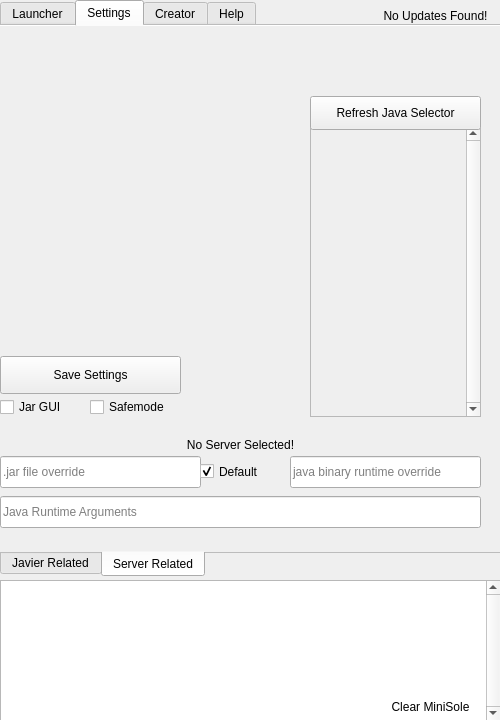
Neeko-iko/JavierLauncher, file Internals/Super Internals/JavierUI.ui: the form before one commit.
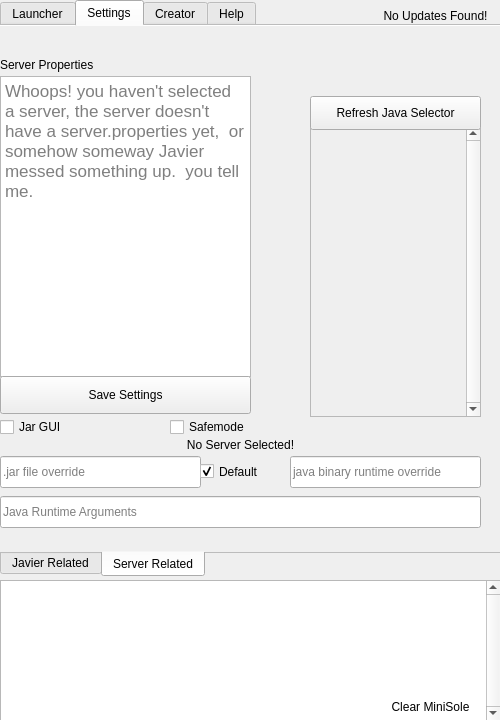
The form after the commit. The open tabs and pages were chosen to show the change.

Commit message: update server settings to have properties this is an old change that i forgot to push, whoopsies!

Diff of the .ui file:
```diff
--- a/Internals/Super Internals/JavierUI.ui
+++ b/Internals/Super Internals/JavierUI.ui
@@ -694,8 +694,8 @@
         <property name="geometry">
          <rect>
           <x>0</x>
-          <y>330</y>
-          <width>181</width>
+          <y>350</y>
+          <width>251</width>
           <height>38</height>
          </rect>
         </property>
@@ -707,7 +707,7 @@
         <property name="geometry">
          <rect>
           <x>0</x>
-          <y>370</y>
+          <y>390</y>
           <width>71</width>
           <height>22</height>
          </rect>
@@ -737,9 +737,9 @@
        <widget class="QCheckBox" name="safemodeCheck">
         <property name="geometry">
          <rect>
-          <x>90</x>
-          <y>370</y>
-          <width>88</width>
+          <x>170</x>
+          <y>390</y>
+          <width>81</width>
           <height>22</height>
          </rect>
         </property>
@@ -804,6 +804,77 @@
          <string>Refresh Java Selector</string>
         </property>
        </widget>
+       <widget class="QLabel" name="proplabel">
+        <property name="geometry">
+         <rect>
+          <x>0</x>
+          <y>30</y>
+          <width>101</width>
+          <height>18</height>
+         </rect>
+        </property>
+        <property name="text">
+         <string>Server Properties</string>
+        </property>
+       </widget>
+       <widget class="QTextBrowser" name="propBrowser">
+        <property name="geometry">
+         <rect>
+          <x>0</x>
+          <y>50</y>
+          <width>251</width>
+          <height>301</height>
+         </rect>
+        </property>
+        <property name="font">
+         <font>
+          <pointsize>13</pointsize>
+         </font>
+        </property>
+        <property name="documentTitle">
+         <string>server properties</string>
+        </property>
+        <property name="undoRedoEnabled">
+         <bool>true</bool>
+        </property>
+        <property name="lineWrapMode">
+         <enum>QTextEdit::NoWrap</enum>
+        </property>
+        <property name="readOnly">
+         <bool>false</bool>
+        </property>
+        <property name="html">
+         <string>&lt;!DOCTYPE HTML PUBLIC &quot;-//W3C//DTD HTML 4.0//EN&quot; &quot;http://www.w3.org/TR/REC-html40/strict.dtd&quot;&gt;
+&lt;html&gt;&lt;head&gt;&lt;meta name=&quot;qrichtext&quot; content=&quot;1&quot; /&gt;&lt;title&gt;server properties&lt;/title&gt;&lt;style type=&quot;text/css&quot;&gt;
+p, li { white-space: pre-wrap; }
+&lt;/style&gt;&lt;/head&gt;&lt;body style=&quot; font-family:'Noto Sans'; font-size:13pt; font-weight:400; font-style:normal;&quot;&gt;
+&lt;p style=&quot;-qt-paragraph-type:empty; margin-top:0px; margin-bottom:0px; margin-left:0px; margin-right:0px; -qt-block-indent:0; text-indent:0px;&quot;&gt;&lt;br /&gt;&lt;/p&gt;&lt;/body&gt;&lt;/html&gt;</string>
+        </property>
+        <property name="overwriteMode">
+         <bool>false</bool>
+        </property>
+        <property name="acceptRichText">
+         <bool>false</bool>
+        </property>
+        <property name="placeholderText">
+         <string>Whoops! you haven't selected a server, the server doesn't have a server.properties yet,  or somehow someway Javier messed something up.  you tell me.</string>
+        </property>
+        <property name="openLinks">
+         <bool>false</bool>
+        </property>
+       </widget>
+       <zorder>propBrowser</zorder>
+       <zorder>jarFileEntry</zorder>
+       <zorder>defaultCheck</zorder>
+       <zorder>sJavaOver</zorder>
+       <zorder>jraEntry</zorder>
+       <zorder>serverSelectLabel</zorder>
+       <zorder>saveSettings</zorder>
+       <zorder>jarGuiCheck</zorder>
+       <zorder>safemodeCheck</zorder>
+       <zorder>javaScroller</zorder>
+       <zorder>javaRefresh</zorder>
+       <zorder>proplabel</zorder>
       </widget>
      </widget>
     </widget>
```
Left out of the diff: 15 changed lines with no effect on the pictures. The commit also changes 3 other files.
